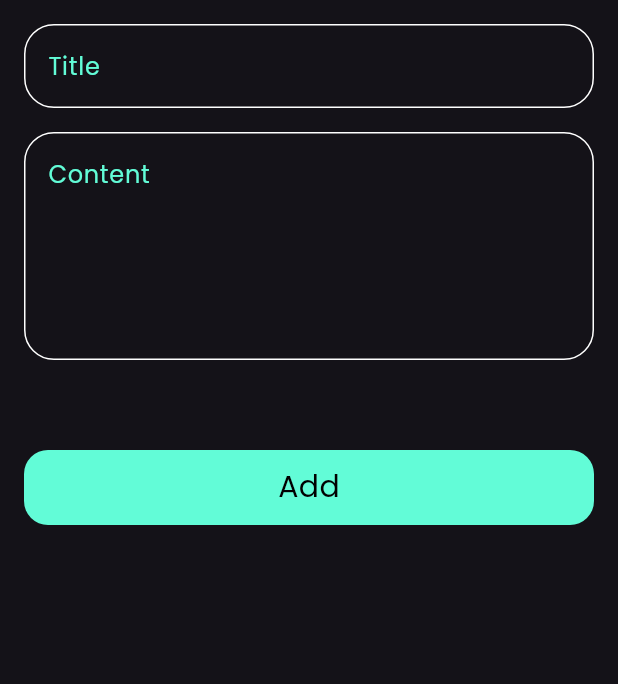
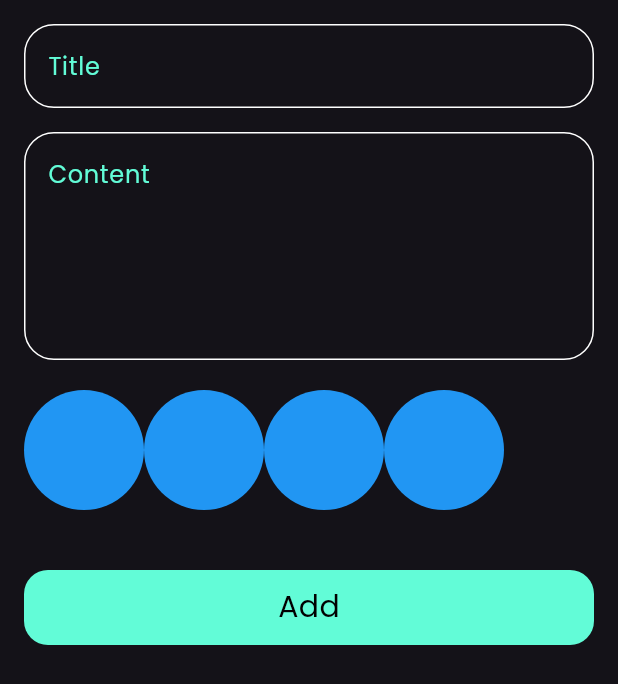
Before and after one commit to ahmed3ab3al/notes_app, a Flutter app: the CustomNoteSheet widget shown alone on an empty page, opened directly, on a phone screen of 412 x 824 dp. Shown: the top 684 px of the screen. Run offline on Flutter 3.47's test engine with Material 3 defaults, Android fonts, the phone set to English and light mode, and no system bars; our stand-ins replace flutter_bloc, font_awesome_flutter, hive_flutter; accounts and stored records are empty.

Commit message:
colors listview

```diff
--- /dev/null
+++ b/lib/features/home/presentation/views/widgets/colors_list_view.dart
@@ -0,0 +1,22 @@
+import 'package:flutter/cupertino.dart';
+import 'package:notes_app/features/home/presentation/views/widgets/item_color.dart';
+
+class ColorsListView extends StatelessWidget {
+  const ColorsListView({super.key});
+
+  @override
+  Widget build(BuildContext context) {
+    return SizedBox(
+      height: 80,
+      child: ListView.builder(itemBuilder: (context,index)
+          {
+            return ItemColor();
+          },
+      itemCount: 4,
+        scrollDirection: Axis.horizontal,
+
+
+      ),
+    );
+  }
+}
--- a/lib/features/home/presentation/views/widgets/custom_note_sheet.dart
+++ b/lib/features/home/presentation/views/widgets/custom_note_sheet.dart
@@ -8,6 +8,7 @@ import 'package:notes_app/features/home/data/models/note_model.dart';
 import 'package:notes_app/features/home/presentation/view_models/cubit/add_notes_cubit/add_note_cubit.dart';
 import 'package:notes_app/features/home/presentation/view_models/cubit/add_notes_cubit/add_note_state.dart';
 import 'package:notes_app/features/home/presentation/view_models/cubit/read_notes_cubit/read_notes_cubit.dart';
+import 'package:notes_app/features/home/presentation/views/widgets/colors_list_view.dart';
 import 'package:notes_app/features/home/presentation/views/widgets/custom_Button.dart';
 
 class CustomNoteSheet extends StatefulWidget {
@@ -83,7 +84,11 @@ class _CustomNoteSheetState extends State<CustomNoteSheet> {
                           color: AppColors.primary,
                         ),
                         const SizedBox(
-                          height: 60,
+                          height: 20,
+                        ),
+                        ColorsListView(),
+                        const SizedBox(
+                          height: 40,
                         ),
                         CustomButton(
                           isLoading: state is AddNoteLoading ? true : false,
--- /dev/null
+++ b/lib/features/home/presentation/views/widgets/item_color.dart
@@ -0,0 +1,13 @@
+import 'package:flutter/material.dart';
+
+class ItemColor extends StatelessWidget {
+  const ItemColor({super.key});
+
+  @override
+  Widget build(BuildContext context) {
+    return CircleAvatar(
+      backgroundColor: Colors.blue,
+      radius: 40,
+    );
+  }
+}
```
